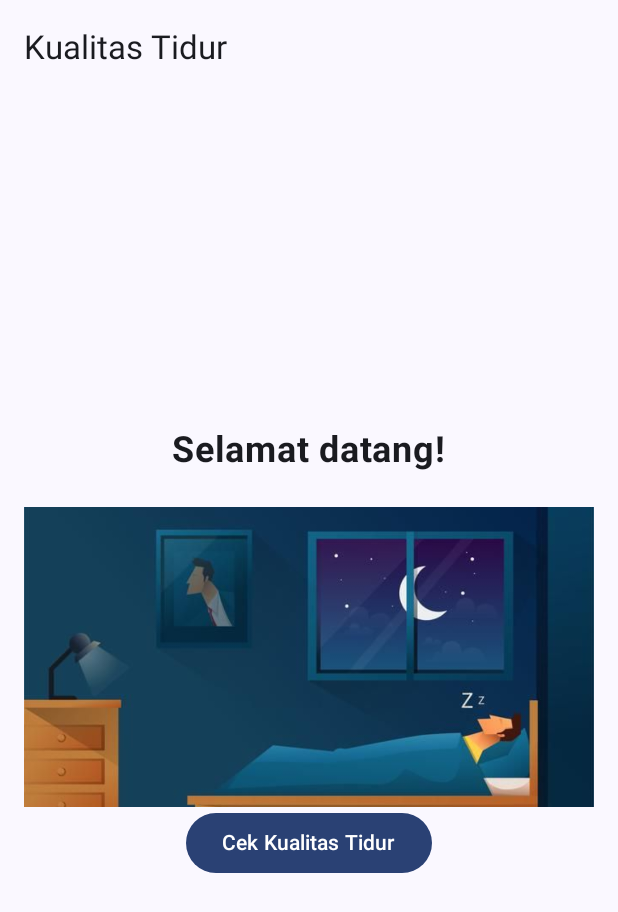
After one commit to fauzanrdynsyh/Fauzan_SleepQuality, an Android app built with Jetpack Compose: the composable MainScreen shown on its own in the app's theme, on a phone screen of 412 x 824 dp. The commit adds this screen. Shown: the top 912 px of the screen. Run offline under Robolectric (Android 15) with nearby library versions, the phone set to English and light mode, and no system bars.

Commit message:
Menambahkan Gambar dan Menambahkan MainScreen

```diff
--- /dev/null
+++ b/app/src/main/java/com/fauzan0111/fauzan_sleepquality/screens/MainScreen.kt
@@ -0,0 +1,67 @@
+package com.fauzan0111.fauzan_sleepquality.screens
+
+import androidx.compose.foundation.Image
+import androidx.compose.foundation.layout.*
+import androidx.compose.material3.*
+import androidx.compose.runtime.Composable
+import androidx.compose.ui.Alignment
+import androidx.compose.ui.Modifier
+import androidx.compose.ui.layout.ContentScale
+import androidx.compose.ui.res.painterResource
+import androidx.compose.ui.res.stringResource
+import androidx.compose.ui.unit.dp
+import androidx.compose.ui.unit.sp
+import androidx.compose.ui.text.font.FontWeight
+import androidx.compose.ui.tooling.preview.Preview
+import androidx.navigation.NavController
+import androidx.navigation.compose.rememberNavController
+import com.fauzan0111.fauzan_sleepquality.R
+import com.fauzan0111.fauzan_sleepquality.nav.Screen
+
+@OptIn(ExperimentalMaterial3Api::class)
+@Composable
+fun MainScreen(navController: NavController) {
+    Scaffold(
+        topBar = {
+            TopAppBar(
+                title = { Text(stringResource(R.string.app_title)) }
+            )
+        }
+    ) { paddingValues ->
+        Column(
+            modifier = Modifier
+                .padding(paddingValues)
+                .fillMaxSize()
+                .padding(16.dp),
+            verticalArrangement = Arrangement.Center,
+            horizontalAlignment = Alignment.CenterHorizontally
+        ) {
+            Text(stringResource(R.string.welcome_text), fontSize = 24.sp, fontWeight = FontWeight.Bold)
+            Spacer(modifier = Modifier.height(24.dp))
+
+            Image(
+                painter = painterResource(id = R.drawable.sleeping),
+                contentDescription = stringResource(R.string.gambar_tidur),
+                modifier = Modifier
+                    .fillMaxWidth()
+                    .height(200.dp),
+                contentScale = ContentScale.Crop
+            )
+
+
+            Button(onClick = { navController.navigate(Screen.Input.route) }) {
+                Text(stringResource(R.string.cek_kualitas_tidur))
+            }
+            Spacer(modifier = Modifier.height(16.dp))
+
+
+        }
+    }
+}
+
+@Preview(showBackground = true)
+@Composable
+fun MainScreenPreview() {
+    val navController = rememberNavController()
+    MainScreen(navController)
+}
--- a/app/src/main/res/values/strings.xml
+++ b/app/src/main/res/values/strings.xml
@@ -1,13 +1,14 @@
 <resources>
-    <string name="app_name">Fauzan_SleepQuality</string>
+    <string name="app_name">Kualitas Tidur</string>
     <string name="title_input">Masukkan Waktu Tidur dan Bangun</string>
+    <string name="app_title">Kualitas Tidur</string>
+    <string name="info_tidur">Info Tidur</string>
+    <string name="cek_kualitas_tidur">Cek Kualitas Tidur</string>
+    <string name="welcome_text">Selamat datang!</string>
+    <string name="gambar_tidur">Gambar tidur</string>
     <string name="jam_tidur">Jam Tidur (ex: 22.00)</string>
     <string name="jam_bangun">Jam Bangun (ex: 06.00)</string>
-    <string name="cek_kualitas_tidur">Cek Kualitas Tidur</string>
     <string name="format_salah">Format salah (contoh: %1$s)</string>
-    <string name="sleep_time">Jam Tidur (HH:MM)</string>
-    <string name="wake_time">Jam Bangun (HH:MM)</string>
-    <string name="check_button">Cek Kualitas Tidur</string>
     <string name="result_title">Hasil Kualitas Tidur</string>
     <string name="back_button">Kembali</string>
 </resources>
```
Also changed, not shown: app/src/main/res/drawable/sleeping.jpg (added).
